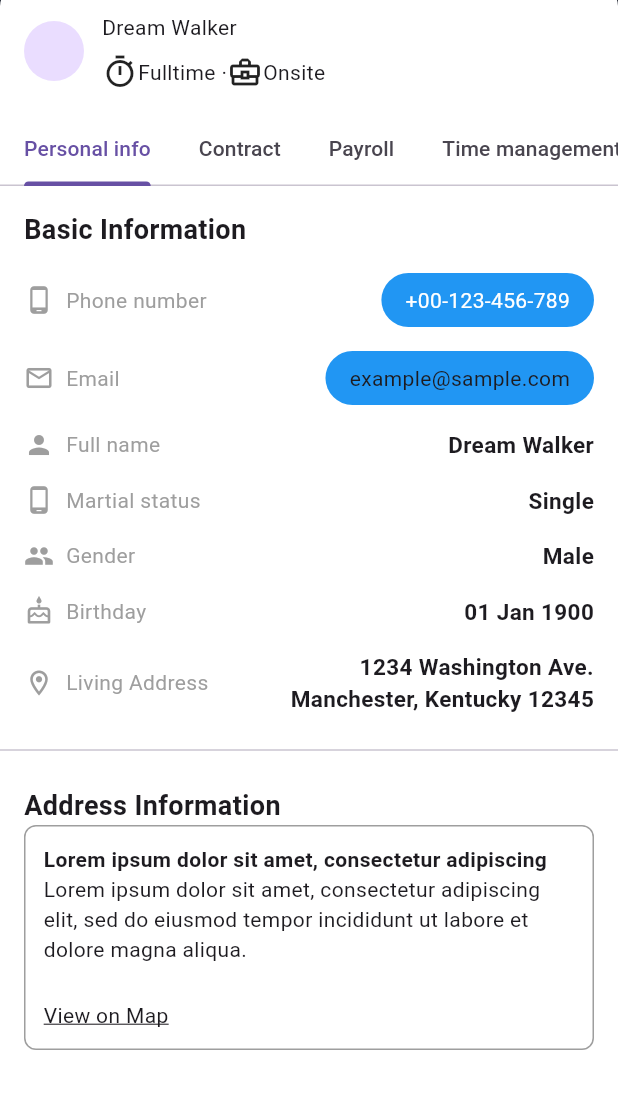
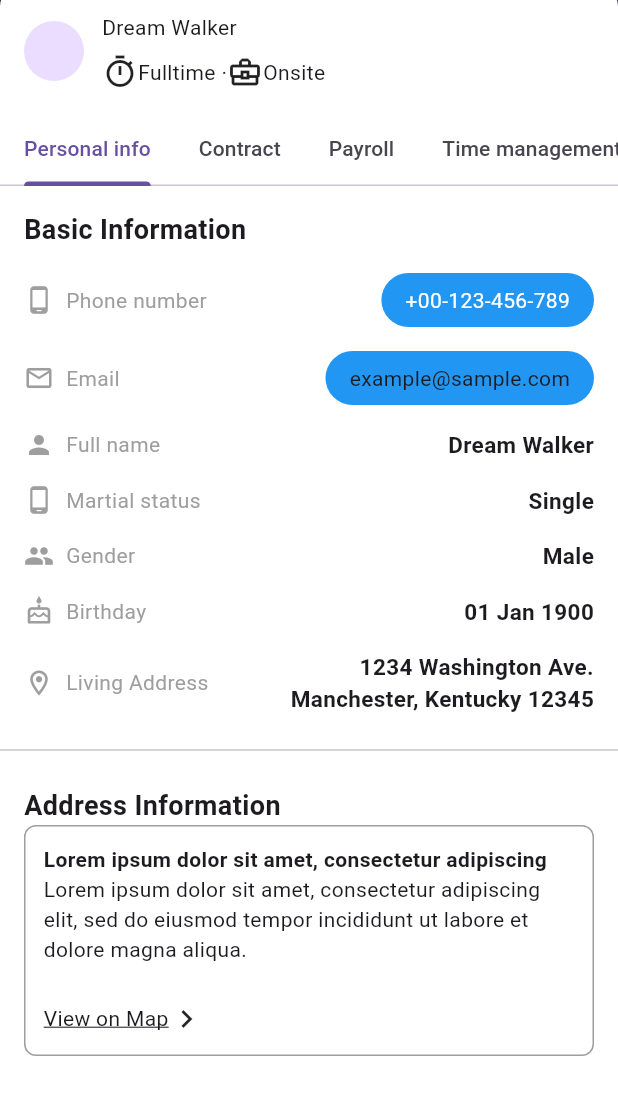
Before and after one commit to JAICHANGPARK/flutter_notebook_chapter_47, a Flutter app: the EmployeeDetailPage screen opened directly, on a phone screen of 412 x 824 dp, the part 96-1211 px from its top. Run offline on Flutter 3.47's test engine with Material 3 defaults, Android fonts, the phone set to English and light mode, and no system bars; our stand-ins replace gap, hugeicons.

Commit message:
Update employee_personal_page.dart

```diff
--- a/lib/ep2386_employee_app/ui/widgets/employee_personal_page.dart
+++ b/lib/ep2386_employee_app/ui/widgets/employee_personal_page.dart
@@ -194,6 +194,7 @@ class _EmployeePersonalPageState extends State<EmployeePersonalPage> {
                             decoration: TextDecoration.underline,
                           ),
                         ),
+                        Icon(Icons.keyboard_arrow_right),
                       ],
                     ),
                   ],
```
